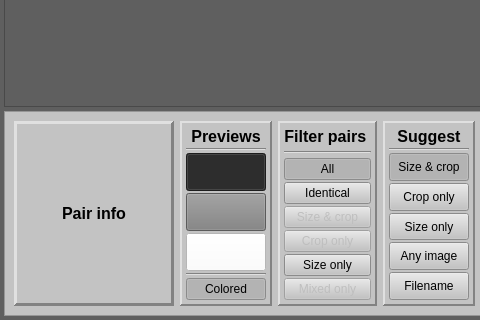
FuhrerStein/VisImSorter2, file CompareDialog.ui: the form before one commit; both pictures show x 0 to 480 and y 570 to 890 of the 1261 by 890 pixel window.
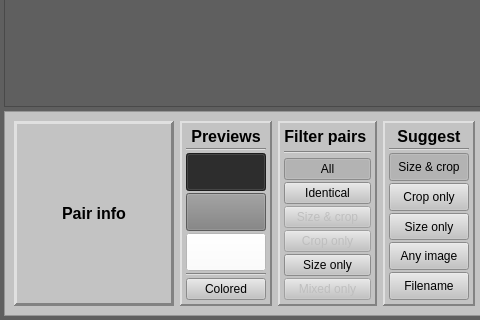
The form after the commit.

```diff
--- a/CompareDialog.ui
+++ b/CompareDialog.ui
@@ -478,7 +478,7 @@
              <bool>true</bool>
             </property>
             <property name="checked">
-             <bool>true</bool>
+             <bool>false</bool>
             </property>
            </widget>
           </item>
```
